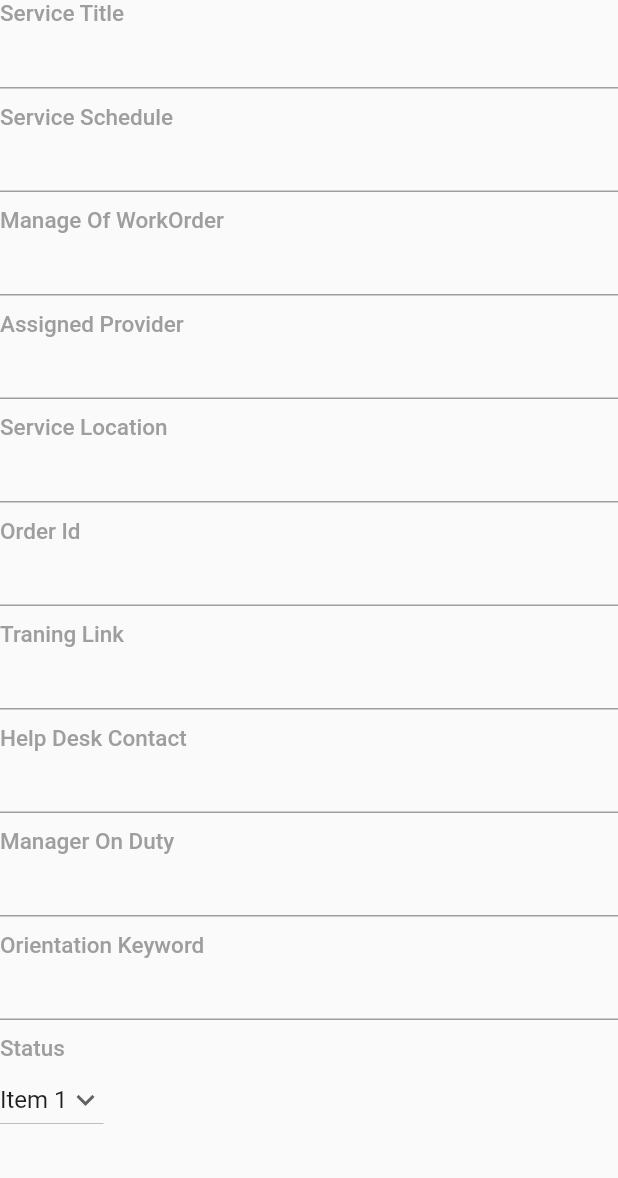
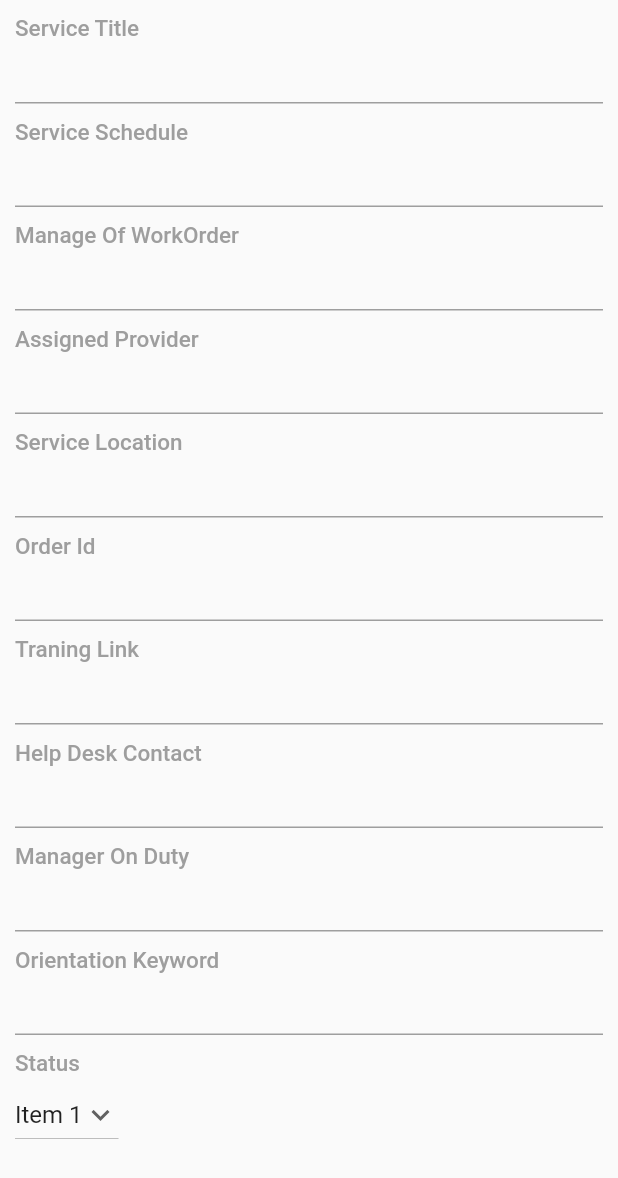
Before and after one commit to nikunjramani/emp, a Flutter app: the OrderDetails screen opened directly with empty values, on a phone screen of 412 x 824 dp. Shown: the top 1178 px of the screen. Run offline on Flutter 3.47's test engine with Material 2 defaults, Android fonts, the phone set to English and light mode, and no system bars; our stand-ins replace shared_preferences, simple_animations; accounts and stored records are empty.

Commit message:
ui changes

```diff
--- a/lib/screen/order_details.dart
+++ b/lib/screen/order_details.dart
@@ -25,6 +25,8 @@ class _OrderDetailsState extends State<OrderDetails> {
   Widget build(BuildContext context) {
     return Scaffold(
       body: SafeArea(
+        child: Container(
+          padding: const EdgeInsets.all(10),
           child: SingleChildScrollView(
             child: Column(
               crossAxisAlignment: CrossAxisAlignment.start,
@@ -34,7 +36,8 @@ class _OrderDetailsState extends State<OrderDetails> {
                 buildUserInfoDisplay(
                     title: "Service Schedule", value: data.serviceSchedule),
                 buildUserInfoDisplay(
-                  title: "Manage Of WorkOrder", value: data.manageOfWorkOrder),
+                    title: "Manage Of WorkOrder",
+                    value: data.manageOfWorkOrder),
                 buildUserInfoDisplay(
                     title: "Assigned Provider", value: data.assignedProvider),
                 buildUserInfoDisplay(
@@ -47,7 +50,8 @@ class _OrderDetailsState extends State<OrderDetails> {
                 buildUserInfoDisplay(
                     title: "Manager On Duty", value: data.managerOnDuty),
                 buildUserInfoDisplay(
-                  title: "Orientation Keyword", value: data.orientationKeyword),
+                    title: "Orientation Keyword",
+                    value: data.orientationKeyword),
                 ListView.builder(
                     shrinkWrap: true,
                     itemCount:
@@ -59,6 +63,7 @@ class _OrderDetailsState extends State<OrderDetails> {
                     }),
                 buildDropDownSelector(value: data.status)
               ],
+            ),
           ),
         ),
       ),
```
Lines whose indentation alone changed are shown as unchanged.
